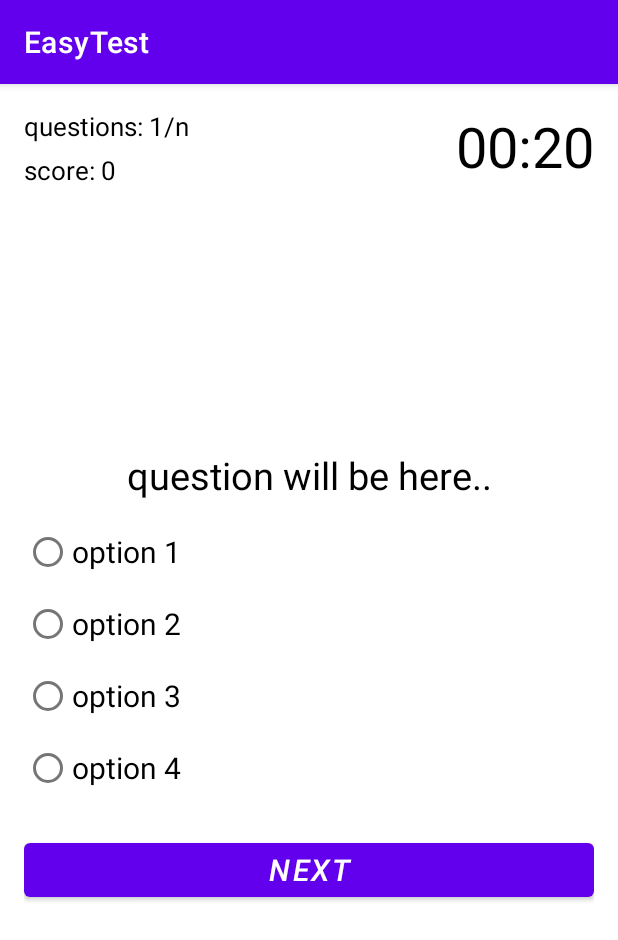
After one commit to jude3004/EasyTest, an Android app: the TimedQuizBegins screen opened directly, with no data from a screen before it, on a phone screen of 412 x 824 dp. The commit adds this screen. Shown: the top 940 px of the screen. Run offline under Robolectric (Android 15) with nearby library versions, the phone set to English and light mode, and no system bars.

Commit message:
finish the timed quiz

```diff
--- a/app/src/main/AndroidManifest.xml
+++ b/app/src/main/AndroidManifest.xml
@@ -12,6 +12,12 @@
         android:supportsRtl="true"
         android:theme="@style/Theme.EasyTest"
         tools:targetApi="31">
+        <activity
+            android:name=".TimedQuizBegins"
+            android:exported="false" />
+        <activity
+            android:name=".TimedQuizActivity"
+            android:exported="false" />
         <activity
             android:name=".SignsActivity"
             android:exported="false" />
--- a/app/src/main/java/com/example/easytest/QuestionAnswer.java
+++ b/app/src/main/java/com/example/easytest/QuestionAnswer.java
@@ -15,7 +15,7 @@ public class QuestionAnswer {
             {"16.6 years","17.5 years","17 years","16.75 years"}
     };
     public static String correctAnswers[]={
-"a forbidding sign",
+            "a forbidding sign",
             "50 KM/H",
             "from the right",
             "16.75 years"
--- /dev/null
+++ b/app/src/main/java/com/example/easytest/TimedQuizBegins.java
@@ -0,0 +1,14 @@
+package com.example.easytest;
+
+import androidx.appcompat.app.AppCompatActivity;
+
+import android.os.Bundle;
+
+public class TimedQuizBegins extends AppCompatActivity {
+
+    @Override
+    protected void onCreate(Bundle savedInstanceState) {
+        super.onCreate(savedInstanceState);
+        setContentView(R.layout.activity_timed_quiz_begins);
+    }
+}
--- /dev/null
+++ b/app/src/main/res/layout/activity_timed_quiz_begins.xml
@@ -0,0 +1,98 @@
+<?xml version="1.0" encoding="utf-8"?>
+<androidx.constraintlayout.widget.ConstraintLayout xmlns:android="http://schemas.android.com/apk/res/android"
+    xmlns:app="http://schemas.android.com/apk/res-auto"
+    xmlns:tools="http://schemas.android.com/tools"
+    android:layout_width="match_parent"
+    android:layout_height="match_parent"
+    tools:context=".TimedQuizBegins">
+    <RelativeLayout
+        android:layout_width="match_parent"
+        android:layout_height="match_parent"
+        app:layout_constraintBottom_toBottomOf="parent"
+        app:layout_constraintEnd_toEndOf="parent"
+        app:layout_constraintStart_toStartOf="parent"
+        app:layout_constraintTop_toTopOf="parent"
+        android:padding="16dp">
+        <TextView
+            android:layout_width="wrap_content"
+            android:layout_height="wrap_content"
+            android:text="questions: 1/n"
+            android:textColor="@color/black"
+            android:textSize="17sp"
+            android:id="@+id/textQuestionNo"/>
+        <TextView
+            android:layout_width="wrap_content"
+            android:layout_height="wrap_content"
+            android:text="score: 0"
+            android:layout_below="@+id/textQuestionNo"
+            android:textColor="@color/black"
+            android:textSize="17sp"
+            android:layout_marginTop="5dp"
+            android:id="@+id/textScore"/>
+
+        <TextView
+            android:id="@+id/textTimer"
+            android:layout_width="wrap_content"
+            android:layout_height="wrap_content"
+            android:layout_alignParentEnd="true"
+            android:text="00:20"
+            android:textColor="@color/black"
+            android:textSize="37sp" />
+
+        <TextView
+    android:id="@+id/TextQuestion"
+    android:layout_width="match_parent"
+    android:layout_height="wrap_content"
+    android:text="question will be here.."
+    android:layout_above="@+id/radioGroup"
+    android:layout_marginBottom="10dp"
+    android:textColor="@color/black"
+    android:textSize="25sp"
+    android:textAlignment="center"/>
+
+
+        <RadioGroup
+            android:id="@+id/radioGroup"
+            android:layout_width="match_parent"
+            android:layout_height="wrap_content"
+            android:layout_centerInParent="true">
+            <RadioButton
+                android:id="@+id/rb1"
+                android:layout_width="wrap_content"
+                android:layout_height="wrap_content"
+                android:text="option 1"
+                android:textSize="20sp"/>
+            <RadioButton
+                android:id="@+id/rb2"
+                android:layout_width="wrap_content"
+                android:layout_height="wrap_content"
+                android:text="option 2"
+                android:textSize="20sp"/>
+            <RadioButton
+                android:id="@+id/rb3"
+                android:layout_width="wrap_content"
+                android:layout_height="wrap_content"
+                android:text="option 3"
+                android:textSize="20sp"/>
+            <RadioButton
+                android:id="@+id/rb4"
+                android:layout_width="wrap_content"
+                android:layout_height="wrap_content"
+                android:text="option 4"
+                android:textSize="20sp"/>
+    </RadioGroup>
+
+    <Button
+    android:id="@+id/btnNext"
+    android:layout_width="match_parent"
+    android:layout_height="wrap_content"
+    android:layout_below="@id/radioGroup"
+    android:layout_marginTop="20dp"
+    android:text="Next"
+    android:textSize="20sp"
+    android:textColor="@color/white"
+    android:textStyle="italic"/>
+
+
+    </RelativeLayout>
+</androidx.constraintlayout.widget.ConstraintLayout>
```
Also changed, not shown: app/src/main/java/com/example/easytest/TimedQuizActivity.java (added, +28 -0 lines), app/src/main/res/layout/activity_quiz.xml (+12 -3 lines), app/src/main/res/layout/activity_timed_quiz.xml (added, +41 -0 lines).
